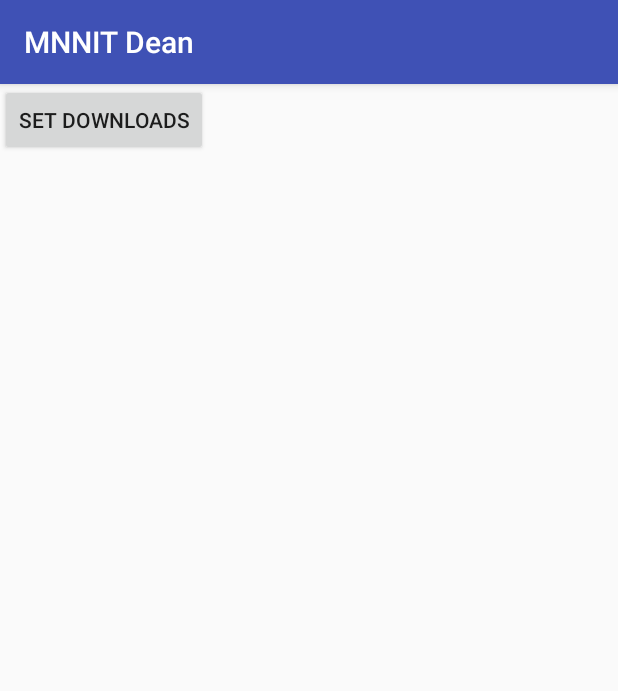
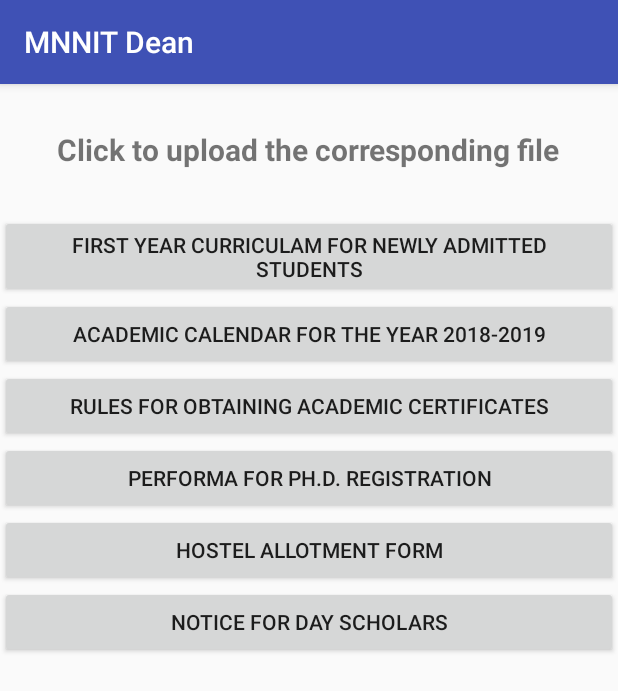
Before and after one commit to harshwall/MNNITDean, an Android app: the adminActivity screen opened directly, with no data from a screen before it, in the side drawer, after a tap on "Set Downloads", on a phone screen of 412 x 824 dp. Shown: the top 691 px of the screen. Run offline under Robolectric (Android 15) with nearby library versions, the phone set to English and light mode, and no system bars; our stand-ins replace Firebase (no records; nobody signed in at launch, a user with empty details on screens opened directly); 1 statement that could not run was skipped.

Commit message:
Downloads Activity Added with all functions working

```diff
--- a/app/src/main/AndroidManifest.xml
+++ b/app/src/main/AndroidManifest.xml
@@ -39,7 +39,9 @@
         <activity android:name=".upacademic" />
         <activity android:name=".updownloads" />
         <activity android:name=".upfees" />
-        <activity android:name=".admnotice"></activity>
+        <activity android:name=".admnotice" />
+        <activity android:name=".downstudent" />
+        <activity android:name=".downadmin"></activity>
     </application>
 
 </manifest>
--- a/app/src/main/java/com/example/mnnit/mnnitdean/adminActivity.java
+++ b/app/src/main/java/com/example/mnnit/mnnitdean/adminActivity.java
@@ -56,7 +56,7 @@ public class adminActivity extends AppCompatActivity {
                         startActivity(no);
                         break;
                     case R.id.downloads:
-                        Intent down=new Intent(adminActivity.this,updownloads.class);
+                        Intent down=new Intent(adminActivity.this,downadmin.class);
                         startActivity(down);
                         break;
                     case R.id.fee:
--- /dev/null
+++ b/app/src/main/java/com/example/mnnit/mnnitdean/downadmin.java
@@ -0,0 +1,103 @@
+package com.example.mnnit.mnnitdean;
+
+import android.app.ProgressDialog;
+import android.content.Intent;
+import android.net.Uri;
+import android.provider.MediaStore;
+import android.support.annotation.NonNull;
+import android.support.annotation.Nullable;
+import android.support.v7.app.AppCompatActivity;
+import android.os.Bundle;
+import android.view.View;
+import android.widget.TextView;
+import android.widget.Toast;
+
+import com.google.android.gms.tasks.OnCompleteListener;
+import com.google.android.gms.tasks.OnSuccessListener;
+import com.google.android.gms.tasks.Task;
+import com.google.firebase.database.DataSnapshot;
+import com.google.firebase.database.DatabaseError;
+import com.google.firebase.database.DatabaseReference;
+import com.google.firebase.database.FirebaseDatabase;
+import com.google.firebase.database.ValueEventListener;
+import com.google.firebase.storage.FirebaseStorage;
+import com.google.firebase.storage.OnProgressListener;
+import com.google.firebase.storage.StorageReference;
+import com.google.firebase.storage.UploadTask;
+
+public class downadmin extends AppCompatActivity {
+
+    TextView t1,t2,t3,t4,t5,t6;
+    ProgressDialog dialog;
+    StorageReference storageReference;
+    DatabaseReference databaseReference;
+    Uri uri;
+    String name;
+
+    @Override
+    protected void onCreate(Bundle savedInstanceState) {
+        super.onCreate(savedInstanceState);
+        setContentView(R.layout.activity_downadmin);
+        dialog=new ProgressDialog(this);
+        dialog.setMessage("Please Wait...");
+        storageReference= FirebaseStorage.getInstance().getReference().child("Downloads");
+        databaseReference= FirebaseDatabase.getInstance().getReference();
+        t1=(TextView)findViewById(R.id.first);
+        t2=(TextView)findViewById(R.id.academic);
+        t3=(TextView)findViewById(R.id.rule);
+        t4=(TextView)findViewById(R.id.performa);
+        t5=(TextView)findViewById(R.id.hostel);
+        t6=(TextView)findViewById(R.id.notice);
+    }
+
+    public void openGallery(View v)
+    {
+        name=v.getResources().getResourceName(v.getId());
+        name=name.replace("com.example.mnnit.mnnitdean:id/","");
+        Intent i = new Intent();
+        i.setType("application/pdf");
+        i.setAction(Intent.ACTION_GET_CONTENT);
+        startActivityForResult(i, 10);
+    }
+
+    @Override
+    protected void onActivityResult(int requestCode, int resultCode, @Nullable Intent data) {
+
+        if(requestCode==10&&resultCode==RESULT_OK&&data!=null)
+        {
+            uri=data.getData();
+            StorageReference myref=storageReference.child(name+".pdf");
+            dialog.setMessage("Uploading File");
+            dialog.show();
+            myref.putFile(uri)
+                    .addOnCompleteListener(new OnCompleteListener<UploadTask.TaskSnapshot>() {
+                        @Override
+                        public void onComplete(@NonNull Task<UploadTask.TaskSnapshot> task) {
+                            if(task.isSuccessful())
+                            {
+                                dialog.dismiss();
+                                Toast.makeText(getApplicationContext(),"File Uploaded Successfully",Toast.LENGTH_LONG).show();
+                            }
+                            else
+                            {
+                                Toast.makeText(getApplicationContext(),"Uploading Failed",Toast.LENGTH_LONG).show();
+                                dialog.dismiss();
+                            }
+                        }
+                    })
+                    .addOnProgressListener(new OnProgressListener<UploadTask.TaskSnapshot>() {
+                        @Override
+                        public void onProgress(UploadTask.TaskSnapshot taskSnapshot) {
+                            double progress=(100*taskSnapshot.getBytesTransferred())/taskSnapshot.getTotalByteCount();
+                            dialog.setMessage(Integer.toString((int)progress)+"% Uploaded. Please wait...");
+                        }
+                    });
+        }
+        else
+        {
+            Toast.makeText(getApplicationContext(),"Please Select a file",Toast.LENGTH_SHORT).show();
+        }
+    }
+
+
+}
--- a/app/src/main/java/com/example/mnnit/mnnitdean/studentlogin.java
+++ b/app/src/main/java/com/example/mnnit/mnnitdean/studentlogin.java
@@ -110,7 +110,10 @@ public class studentlogin extends AppCompatActivity {
                                 });
 
                                 break;
-                            case R.id.downloads:break;
+                            case R.id.downloads:
+                                Intent dow=new Intent(studentlogin.this,downstudent.class);
+                                startActivity(dow);
+                                break;
                             case R.id.fee:
                                 dialog.show();
                                 storageReference.child("Fees/fees.pdf").getDownloadUrl().addOnSuccessListener(new OnSuccessListener<Uri>() {
--- /dev/null
+++ b/app/src/main/res/layout/activity_downadmin.xml
@@ -0,0 +1,63 @@
+<?xml version="1.0" encoding="utf-8"?>
+<LinearLayout xmlns:android="http://schemas.android.com/apk/res/android"
+    xmlns:app="http://schemas.android.com/apk/res-auto"
+    xmlns:tools="http://schemas.android.com/tools"
+    android:layout_width="match_parent"
+    android:layout_height="wrap_content"
+    tools:context=".downadmin"
+    android:orientation="vertical">
+    <TextView
+        android:layout_width="wrap_content"
+        android:layout_height="wrap_content"
+        android:text="Click to upload the corresponding file"
+        android:layout_marginTop="30dp"
+        android:layout_gravity="center"
+        android:textSize="20dp"
+        android:textStyle="bold"/>
+    <Button
+        android:layout_width="match_parent"
+        android:layout_height="wrap_content"
+        android:layout_gravity="center"
+        android:text="First Year Curriculam For Newly Admitted Students"
+        android:id="@+id/first"
+        android:onClick="openGallery"
+        android:layout_marginTop="30dp"/>
+    <Button
+        android:layout_width="match_parent"
+        android:layout_height="wrap_content"
+        android:layout_gravity="center"
+        android:text="Academic Calendar for the year 2018-2019"
+        android:onClick="openGallery"
+        android:id="@+id/academic"/>
+    <Button
+        android:layout_width="match_parent"
+        android:layout_height="wrap_content"
+        android:layout_gravity="center"
+        android:text="Rules for Obtaining Academic Certificates"
+        android:onClick="openGallery"
+        android:id="@+id/rule"/>
+    <Button
+        android:layout_width="match_parent"
+        android:layout_height="wrap_content"
+        android:layout_gravity="center"
+        android:text="Performa for Ph.D. Registration"
+        android:onClick="openGallery"
+        android:id="@+id/performa"/>
+    <Button
+        android:layout_width="match_parent"
+        android:layout_height="wrap_content"
+        android:layout_weight="1"
+        android:layout_gravity="center"
+        android:text="Hostel Allotment form"
+        android:onClick="openGallery"
+        android:id="@+id/hostel"/>
+    <Button
+        android:layout_width="match_parent"
+        android:layout_height="wrap_content"
+        android:layout_weight="1"
+        android:layout_gravity="center"
+        android:text="Notice for Day Scholars"
+        android:onClick="openGallery"
+        android:id="@+id/notice"/>
+
+</LinearLayout>
```
Also changed, not shown: app/src/main/java/com/example/mnnit/mnnitdean/downstudent.java (added, +59 -0 lines), app/src/main/res/layout/activity_downstudent.xml (added, +64 -0 lines).
